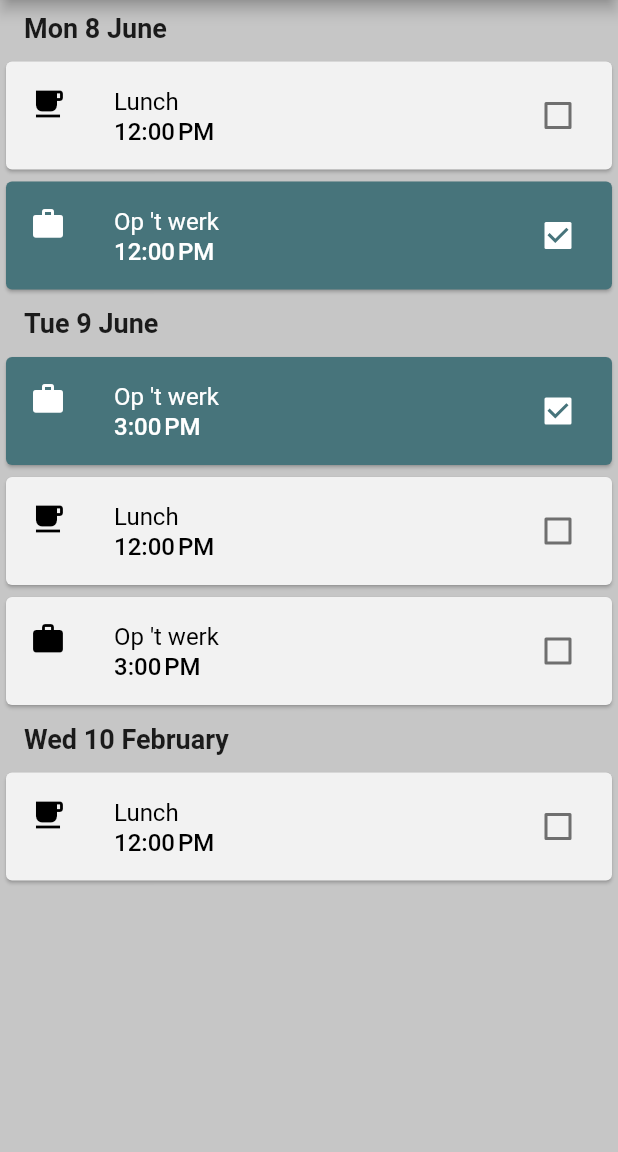
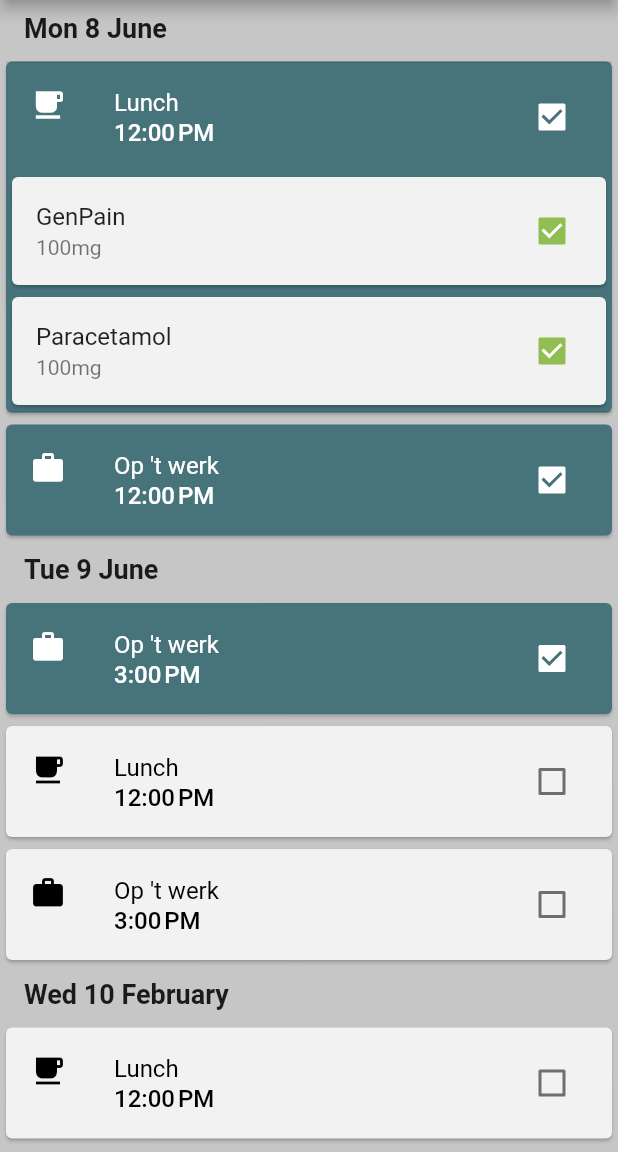
Before and after one commit to HibiZA/wolfpack_assessment, a Flutter app: the screen it shows after launch, after a tap on "Lunch", on a phone screen of 412 x 824 dp, the part 84-1236 px from its top. Run offline on Flutter 3.47's test engine with Material 2 defaults, Android fonts, the phone set to English and light mode, and no system bars; drawn by our look-alikes of grouped_list.

Commit message:
Part 2 Complete

```diff
--- a/lib/main.dart
+++ b/lib/main.dart
@@ -1,6 +1,6 @@
 import 'package:flutter/material.dart';
 import 'package:wolfpack_assessment/models/global.dart';
-import 'templates/moment.dart';
+import 'moment.dart';
 
 void main() {
   runApp(MyApp());
@@ -11,12 +11,12 @@ class MyApp extends StatelessWidget {
   @override
   Widget build(BuildContext context) {
     return MaterialApp(
-      title: 'Flutter Demo',
+      title: 'Wolfpack Assignment',
       theme: ThemeData(
         primarySwatch: Colors.blue,
         scaffoldBackgroundColor: globalGrey,
       ),
-      home: MyHomePage(title: 'Flutter Demo Home Page'),
+      home: MyHomePage(title: 'Wolfpack Assignment'),
     );
   }
 }
--- a/lib/models/data.dart
+++ b/lib/models/data.dart
@@ -1,25 +1,67 @@
 class Moments {
+  final int id;
   final DateTime date;
   final DateTime time;
   final String name;
   bool complete;
+  final List<Medicine> medicine;
 
   set completeVariables(completeVariable) {
     return complete = completeVariable;
   }
 
-  Moments(this.name, this.time, this.date, this.complete);
+  List<Medicine> get medicines {
+    return medicine;
+  }
+
+  Moments(
+    this.id,
+    this.name,
+    this.time,
+    this.date,
+    this.complete,
+    this.medicine,
+  );
+}
+
+class Medicine {
+  final String medicine;
+  final String dosage;
+  bool taken;
+
+  set medsTaken(takenVariable) {
+    return taken = takenVariable;
+  }
+
+  Medicine(this.medicine, this.dosage, this.taken);
 }
 
 final List<Moments> moments = [
-  Moments("Lunch", DateTime.utc(0, 0, 0, 12), DateTime.utc(2020, 6, 8), true),
   Moments(
-      "Op 't werk", DateTime.utc(0, 0, 0, 12), DateTime.utc(2020, 6, 8), true),
+      1, "Lunch", DateTime.utc(0, 0, 0, 12), DateTime.utc(2020, 6, 8), true, [
+    Medicine("GenPain", "100mg", true),
+    Medicine("Paracetamol", "100mg", true)
+  ]),
+  Moments(2, "Op 't werk", DateTime.utc(0, 0, 0, 12), DateTime.utc(2020, 6, 8),
+      true, [Medicine("GenPain", "100mg", true)]),
+  Moments(3, "Op 't werk", DateTime.utc(0, 0, 0, 15), DateTime.utc(2020, 6, 9),
+      true, [
+    Medicine("GenPain", "100mg", true),
+    Medicine("Paracetamol", "100mg", true)
+  ]),
   Moments(
-      "Op 't werk", DateTime.utc(0, 0, 0, 15), DateTime.utc(2020, 6, 9), true),
-  Moments("Lunch", DateTime.utc(0, 0, 0, 12), DateTime.utc(2020, 6, 9), false),
-  Moments(
-      "Op 't werk", DateTime.utc(0, 0, 0, 15), DateTime.utc(2020, 6, 9), false),
-  Moments(
-      "Lunch", DateTime.utc(0, 0, 0, 12), DateTime.utc(2020, 14, 10), false),
+      4, "Lunch", DateTime.utc(0, 0, 0, 12), DateTime.utc(2020, 6, 9), false, [
+    Medicine("GenPain", "100mg", false),
+    Medicine("Paracetamol", "100mg", true)
+  ]),
+  Moments(5, "Op 't werk", DateTime.utc(0, 0, 0, 15), DateTime.utc(2020, 6, 9),
+      false, [
+    Medicine("GenPain", "100mg", false),
+    Medicine("Paracetamol", "100mg", false)
+  ]),
+  Moments(6, "Lunch", DateTime.utc(0, 0, 0, 12), DateTime.utc(2020, 14, 10),
+      false, [
+    Medicine("GenPain", "100mg", false),
+    Medicine("Paracetamol", "100mg", false)
+  ]),
 ];
--- /dev/null
+++ b/lib/moment.dart
@@ -0,0 +1,158 @@
+import 'package:flutter/material.dart';
+import 'package:grouped_list/grouped_list.dart';
+import 'package:intl/intl.dart';
+import 'package:wolfpack_assessment/models/data.dart';
+import 'package:wolfpack_assessment/models/global.dart';
+
+class Moment extends StatefulWidget {
+  @override
+  _MomentState createState() => _MomentState();
+}
+
+class _MomentState extends State<Moment> {
+  @override
+  Widget build(BuildContext context) {
+    return Container();
+  }
+}
+
+class MomentGroupSeparator extends StatefulWidget {
+  final DateTime date;
+  MomentGroupSeparator({this.date});
+
+  @override
+  _MomentGroupSeparatorState createState() => _MomentGroupSeparatorState();
+}
+
+class _MomentGroupSeparatorState extends State<MomentGroupSeparator> {
+  @override
+  Widget build(BuildContext context) {
+    return Container(
+      child: Padding(
+        padding: EdgeInsets.only(left: 16, top: 8, bottom: 8),
+        child: Text(
+          "${DateFormat('E c MMMM').format(this.widget.date)}",
+          style: TextStyle(fontSize: 18, fontWeight: FontWeight.bold),
+        ),
+      ),
+    );
+  }
+}
+
+class MomentCard extends StatefulWidget {
+  @override
+  _MomentCardState createState() => _MomentCardState();
+}
+
+class _MomentCardState extends State<MomentCard> {
+  @override
+  Widget build(BuildContext context) {
+    return GroupedListView<dynamic, DateTime>(
+      shrinkWrap: true,
+      elements: moments,
+      groupBy: (moments) {
+        return moments.date;
+      },
+      groupSeparatorBuilder: (DateTime date) => MomentGroupSeparator(
+        date: date,
+      ),
+      order: GroupedListOrder.ASC,
+      itemBuilder: (context, dynamic moments) => Card(
+        color:
+            getTakenAllMeds(moments.medicine) ? globalGreen : globalLightGrey,
+        child: ExpansionTile(
+          key: new PageStorageKey<int>(moments.id),
+          children: [
+            Card(
+              color: globalLightGrey,
+              child: CheckboxListTile(
+                title: Text(moments.medicine[0].medicine),
+                subtitle: Text(moments.medicine[0].dosage),
+                value: moments.medicine[0].taken,
+                activeColor: globalLightGreen,
+                onChanged: (bool newValue) {
+                  setState(() {
+                    moments.medicine[0].taken = newValue;
+                  });
+                },
+              ),
+            ),
+            if (moments.medicine.length == 2)
+              Card(
+                color: globalLightGrey,
+                child: CheckboxListTile(
+                  title: Text(moments.medicine[1].medicine),
+                  subtitle: Text(moments.medicine[1].dosage),
+                  value: moments.medicine[1].taken,
+                  activeColor: globalLightGreen,
+                  onChanged: (bool newValue) {
+                    setState(() {
+                      moments.medicine[1].taken = newValue;
+                    });
+                  },
+                ),
+              ),
+          ],
+          leading: Icon(
+            moments.name == "Lunch" ? Icons.free_breakfast : Icons.work,
+            color: getTakenAllMeds(moments.medicine) == true
+                ? Colors.white
+                : Colors.black,
+          ),
+          title: Text(
+            moments.name,
+            style: TextStyle(
+                color: getTakenAllMeds(moments.medicine)
+                    ? Colors.white
+                    : Colors.black),
+          ),
+          subtitle: Text(
+            "${DateFormat('jm').format(moments.time)}",
+            style: TextStyle(
+                fontWeight: FontWeight.w500,
+                fontSize: 16,
+                color: getTakenAllMeds(moments.medicine)
+                    ? Colors.white
+                    : Colors.black),
+          ),
+          trailing: Checkbox(
+            value: getTakenAllMeds(moments.medicine),
+            checkColor: globalGreen,
+            activeColor: Colors.white,
+            onChanged: (bool newValue) => {
+              setState(() {
+                moments.complete = newValue;
+              })
+            },
+          ),
+          // checkColor: globalGreen,
+          // activeColor: Colors.white,
+          // value: moments.complete,
+          // onChanged: (bool newValue) => {
+          //   setState(() {
+          //     moments.complete = newValue;
+          //   })
+          // },
+        ),
+      ),
+    );
+  }
+}
+
+bool getTakenAllMeds(List<Medicine> meds) {
+  bool val = false;
+  if (meds.length == 2) {
+    if (meds[0].taken && meds[1].taken) {
+      val = true;
+    } else {
+      val = false;
+    }
+  } else {
+    if (meds[0].taken) {
+      val = true;
+    } else {
+      val = false;
+    }
+  }
+  return val;
+}
--- a/lib/templates/moment.dart
+++ /dev/null
@@ -1,90 +0,0 @@
-import 'package:flutter/material.dart';
-import 'package:grouped_list/grouped_list.dart';
-import 'package:intl/intl.dart';
-import 'package:wolfpack_assessment/models/data.dart';
-import 'package:wolfpack_assessment/models/global.dart';
-
-class Moment extends StatefulWidget {
-  @override
-  _MomentState createState() => _MomentState();
-}
-
-class _MomentState extends State<Moment> {
-  @override
-  Widget build(BuildContext context) {
-    return Container();
-  }
-}
-
-class MomentGroupSeparator extends StatefulWidget {
-  final DateTime date;
-  MomentGroupSeparator({this.date});
-
-  @override
-  _MomentGroupSeparatorState createState() => _MomentGroupSeparatorState();
-}
-
-class _MomentGroupSeparatorState extends State<MomentGroupSeparator> {
-  @override
-  Widget build(BuildContext context) {
-    return Container(
-      child: Padding(
-        padding: EdgeInsets.only(left: 16, top: 8, bottom: 8),
-        child: Text(
-          "${DateFormat('E c MMMM').format(this.widget.date)}",
-          style: TextStyle(fontSize: 18, fontWeight: FontWeight.bold),
-        ),
-      ),
-    );
-  }
-}
-
-class MomentCard extends StatefulWidget {
-  @override
-  _MomentCardState createState() => _MomentCardState();
-}
-
-class _MomentCardState extends State<MomentCard> {
-  @override
-  Widget build(BuildContext context) {
-    return GroupedListView<dynamic, DateTime>(
-      elements: moments,
-      groupBy: (moments) {
-        return moments.date;
-      },
-      groupSeparatorBuilder: (DateTime date) => MomentGroupSeparator(
-        date: date,
-      ),
-      order: GroupedListOrder.ASC,
-      itemBuilder: (context, dynamic moments) => Card(
-        color: moments.complete == true ? globalGreen : globalLightGrey,
-        child: CheckboxListTile(
-          secondary: Icon(
-            moments.name == "Lunch" ? Icons.free_breakfast : Icons.work,
-            color: moments.complete == true ? Colors.white : Colors.black,
-          ),
-          title: Text(
-            moments.name,
-            style: TextStyle(
-                color: moments.complete == true ? Colors.white : Colors.black),
-          ),
-          subtitle: Text(
-            "${DateFormat('jm').format(moments.time)}",
-            style: TextStyle(
-                fontWeight: FontWeight.w500,
-                fontSize: 16,
-                color: moments.complete == true ? Colors.white : Colors.black),
-          ),
-          checkColor: globalGreen,
-          activeColor: Colors.white,
-          value: moments.complete,
-          onChanged: (bool newValue) => {
-            setState(() {
-              moments.complete = newValue;
-            })
-          },
-        ),
-      ),
-    );
-  }
-}
--- a/pubspec.yaml
+++ b/pubspec.yaml
@@ -25,6 +25,7 @@ dependencies:
     sdk: flutter
   grouped_list: ^3.7.1
   intl: ^0.16.0
+
 
 
 
```
